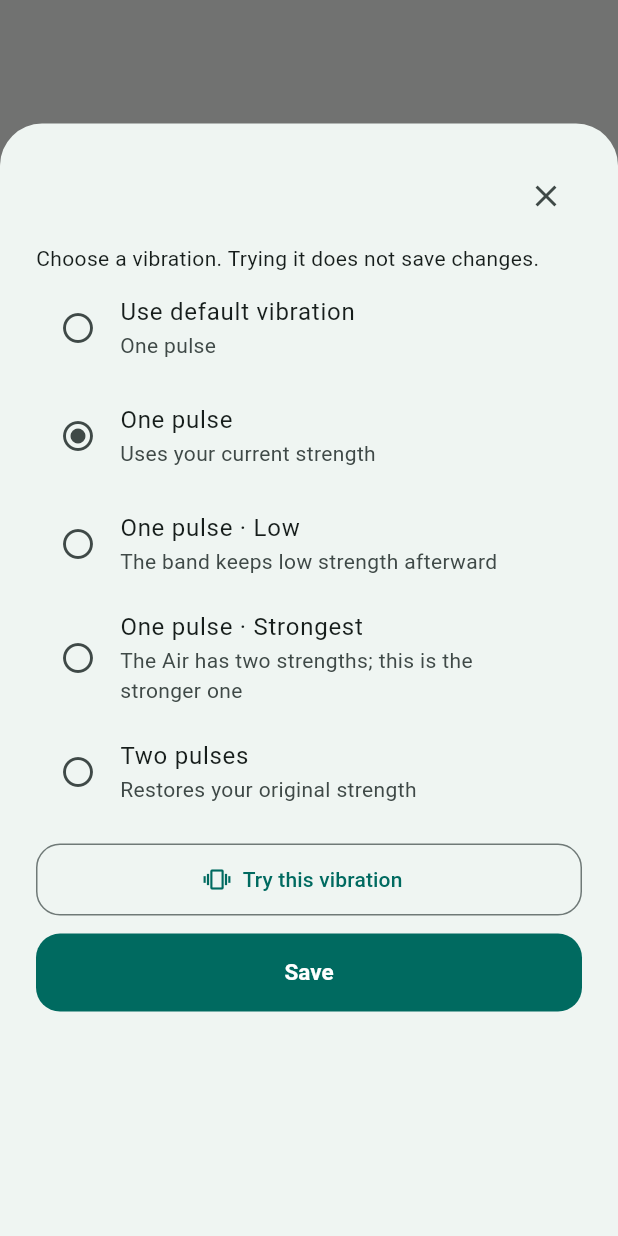
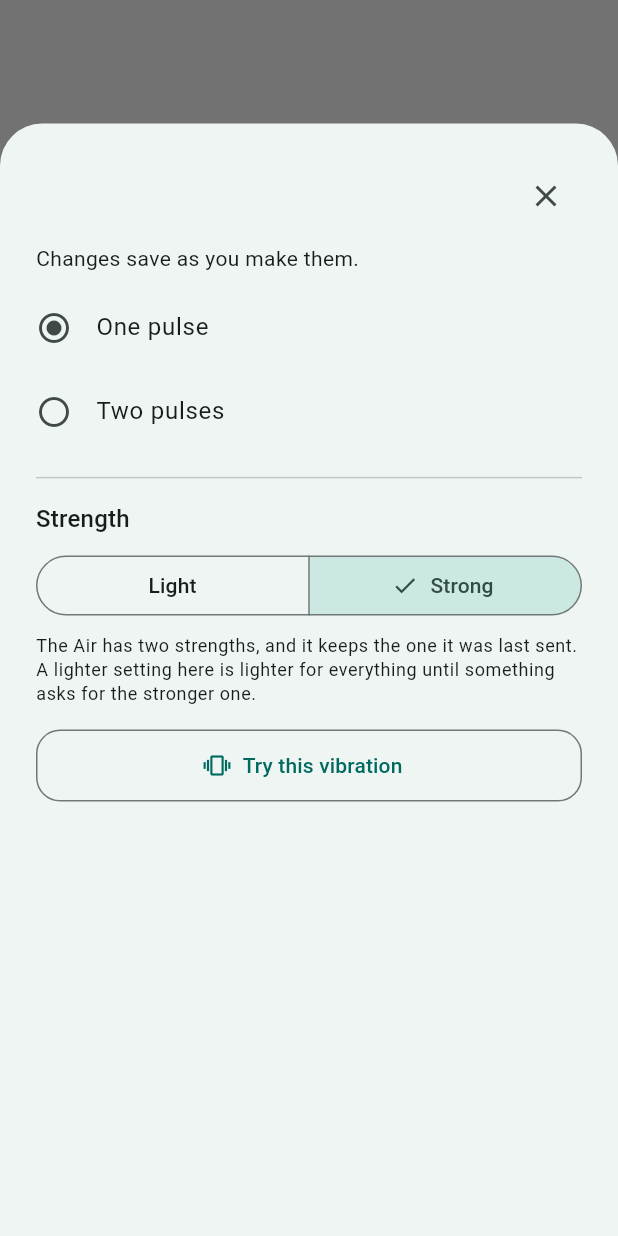
Before and after one commit to prashkr24/cuff, a Flutter app: what editVibration() shows on an empty page, opened directly with empty values, on a phone screen of 412 x 824 dp. Run offline on Flutter 3.47's test engine with Material 3 defaults, Android fonts, the phone set to English and light mode, and no system bars; our stand-ins replace clock.

Commit message:
Choose a pattern and a strength, not one from a list of both
A vibration was a single flat list that multiplied the two things it
actually is: "one pulse", "one pulse low", "one pulse high", "two
pulses"... Every pattern can use either of the Air's two strengths, so
the list grew as their product while hiding the choice that matters.

A vibration is now a pattern and a strength, stored as `pattern:strength`
and chosen separately: the patterns as a short list, the strength under
them, applying to whichever pattern is selected. Settings written with
the old ids still read back.

The separate "use the default" row is gone too. A rule with nothing
chosen opens on what it would have inherited, and the first tap makes it
its own; nothing saves to a button any more, because there is no longer
a state worth confirming.

Two pulses now means two pulses at the strength asked for. It used to be
upstream's strength flip, whose two pulses are whatever the two
strengths happen to be, so it could not honour a choice at all: the ring
operation takes a pulse count, and a fixed pattern is a short bounded
ring sharing one session.

Co-Authored-By: Claude Opus 5 <noreply@anthropic.com>

```diff
--- a/app/lib/demo/conversation_picker.dart
+++ b/app/lib/demo/conversation_picker.dart
@@ -75,7 +75,6 @@ Future<void> _editVibration(
   title: chat.label,
   initial: chat.preset,
   allowMute: true,
-  inheritLabel: 'App vibration',
   inheritedPreset:
       state.settings.apps[chat.packageName]?.preset ??
       state.settings.defaultPreset,
--- a/app/lib/demo/relay_settings.dart
+++ b/app/lib/demo/relay_settings.dart
@@ -1,41 +1,97 @@
 import 'package:fitbit_air/fitbit_air.dart';
 
-enum VibrationPreset {
-  single('single', 'One pulse', 'Uses your current strength'),
-  low('low', 'One pulse · Low', 'The band keeps low strength afterward'),
-  high(
-    'high',
-    'One pulse · Strongest',
-    'The Air has two strengths; this is the stronger one',
-  ),
-  doublePulse('double', 'Two pulses', 'Restores your original strength'),
-  ring(
-    'ring',
-    'Ring until answered',
-    'Repeating strong pulses while the call rings',
-    callsOnly: true,
-  ),
-  mute('mute', 'Silent', 'No vibration for this chat');
+/// What a vibration does, independent of how hard it does it.
+enum VibrationPattern {
+  one('one', 'One pulse', 1),
+  two('two', 'Two pulses', 2),
+  ring('ring', 'Ring until answered', null, callsOnly: true),
+  silent('silent', 'Silent', 0);
 
-  const VibrationPreset(
+  const VibrationPattern(
     this.id,
     this.label,
-    this.description, {
+    this.pulses, {
     this.callsOnly = false,
   });
   final String id;
   final String label;
-  final String description;
+
+  /// How many pulses it plays; null repeats until the phone stops ringing.
+  final int? pulses;
 
   /// A repeat has nothing to stop it unless a call is still ringing.
   final bool callsOnly;
-  HapticIntensity? get intensity => switch (this) {
-    low => HapticIntensity.low,
-    high => HapticIntensity.high,
-    _ => null,
-  };
-  static VibrationPreset parse(Object? value) =>
-      values.firstWhere((item) => item.id == value, orElse: () => single);
+
+  static VibrationPattern parse(String id) =>
+      values.firstWhere((item) => item.id == id, orElse: () => one);
+}
+
+/// The Air has exactly two strengths, and every pattern can use either.
+enum VibrationStrength {
+  low(2, 'Light'),
+  full(3, 'Strong');
+
+  const VibrationStrength(this.wire, this.label);
+  final int wire;
+  final String label;
+
+  static VibrationStrength parse(int? wire) =>
+      wire == low.wire ? low : full;
+}
+
+/// A pattern and the strength it plays at, stored as `pattern:strength`.
+class VibrationPreset {
+  const VibrationPreset(this.pattern, [this.strength = VibrationStrength.full]);
+
+  final VibrationPattern pattern;
+  final VibrationStrength strength;
+
+  static const silent = VibrationPreset(VibrationPattern.silent);
+
+  bool get isSilent => pattern == VibrationPattern.silent;
+  bool get callsOnly => pattern.callsOnly;
+
+  String get id =>
+      isSilent ? VibrationPattern.silent.id : '${pattern.id}:${strength.wire}';
+
+  /// What to show on a row: the strength only matters when something plays.
+  String get label => isSilent ? pattern.label : '${pattern.label} · ${strength.label}';
+
+  HapticIntensity? get intensity =>
+      isSilent ? null : HapticIntensity.fromWireValue(strength.wire);
+
+  /// Accepts ids written before pattern and strength were chosen separately.
+  static VibrationPreset parse(Object? value) {
+    final id = value is String ? value : '';
+    const legacy = {
+      'single': VibrationPreset(VibrationPattern.one),
+      'low': VibrationPreset(VibrationPattern.one, VibrationStrength.low),
+      'high': VibrationPreset(VibrationPattern.one),
+      'double': VibrationPreset(VibrationPattern.two),
+      'ring': VibrationPreset(VibrationPattern.ring),
+      'mute': silent,
+    };
+    final known = legacy[id];
+    if (known != null) return known;
+    final parts = id.split(':');
+    final pattern = VibrationPattern.parse(parts.first);
+    if (pattern == VibrationPattern.silent) return silent;
+    return VibrationPreset(
+      pattern,
+      VibrationStrength.parse(
+        parts.length > 1 ? int.tryParse(parts[1]) : null,
+      ),
+    );
+  }
+
+  @override
+  bool operator ==(Object other) =>
+      other is VibrationPreset &&
+      other.pattern == pattern &&
+      (isSilent || other.strength == strength);
+
+  @override
+  int get hashCode => Object.hash(pattern, isSilent ? 0 : strength);
 }
 
 class AppNotificationRule {
@@ -80,8 +136,8 @@ class SavedChat {
 
 class RelaySettings {
   const RelaySettings({
-    this.defaultPreset = VibrationPreset.single,
-    this.defaultCallPreset = VibrationPreset.ring,
+    this.defaultPreset = const VibrationPreset(VibrationPattern.one),
+    this.defaultCallPreset = const VibrationPreset(VibrationPattern.ring),
     this.ringGapMillis = 700,
     this.ringMaxSeconds = 45,
     this.apps = const {},
@@ -129,7 +185,7 @@ class RelaySettings {
     return RelaySettings(
       defaultPreset: VibrationPreset.parse(map['defaultPreset']),
       defaultCallPreset: map['defaultCallPreset'] == null
-          ? VibrationPreset.ring
+          ? const VibrationPreset(VibrationPattern.ring)
           : VibrationPreset.parse(map['defaultCallPreset']),
       ringGapMillis: map['ringGapMillis'] as int? ?? 700,
       ringMaxSeconds: map['ringMaxSeconds'] as int? ?? 45,
--- a/app/lib/demo/vibration_editor.dart
+++ b/app/lib/demo/vibration_editor.dart
@@ -2,17 +2,23 @@ import 'package:flutter/material.dart';
 import 'demo_controller.dart';
 import 'relay_settings.dart';
 
+/// Picks what an alert feels like: a pattern, and the strength it plays at.
+///
+/// The two are chosen separately because every pattern can use either
+/// strength; offering each combination as its own row made a short list long
+/// and hid the choice that actually matters. Each tap saves, so there is no
+/// Save button to forget.
 Future<void> editVibration(
   BuildContext context,
   DemoController controller, {
   required String title,
   required VibrationPreset? initial,
   required Future<void> Function(VibrationPreset?) onSave,
-  bool allowDefault = true,
   bool allowMute = false,
   bool allowRing = false,
+
+  /// What this rule falls back to while nothing has been chosen for it.
   VibrationPreset? inheritedPreset,
-  String inheritLabel = 'Use default vibration',
 }) => showModalBottomSheet<void>(
   context: context,
   isScrollControlled: true,
@@ -22,11 +28,9 @@ Future<void> editVibration(
     title: title,
     initial: initial,
     onSave: onSave,
-    allowDefault: allowDefault,
     allowMute: allowMute,
     allowRing: allowRing,
     inheritedPreset: inheritedPreset,
-    inheritLabel: inheritLabel,
   ),
 );
 
@@ -36,28 +40,29 @@ class _VibrationEditor extends StatefulWidget {
     required this.title,
     required this.initial,
     required this.onSave,
-    required this.allowDefault,
     required this.allowMute,
     required this.allowRing,
     required this.inheritedPreset,
-    required this.inheritLabel,
   });
   final DemoController controller;
   final String title;
   final VibrationPreset? initial;
   final Future<void> Function(VibrationPreset?) onSave;
-  final bool allowDefault, allowMute, allowRing;
+  final bool allowMute, allowRing;
   final VibrationPreset? inheritedPreset;
-  final String inheritLabel;
   @override
   State<_VibrationEditor> createState() => _VibrationEditorState();
 }
 
 class _VibrationEditorState extends State<_VibrationEditor> {
-  late VibrationPreset? selected = widget.initial;
+  late VibrationPreset selected =
+      widget.initial ??
+      widget.inheritedPreset ??
+      widget.controller.settings.defaultPreset;
   bool working = false;
   String? error;
   String? feedback;
+
   @override
   void initState() {
     super.initState();
@@ -74,25 +79,47 @@ class _VibrationEditorState extends State<_VibrationEditor> {
     super.dispose();
   }
 
-  Future<void> run(Future<void> Function() action, {bool save = false}) async {
+  Iterable<VibrationPattern> get _patterns => VibrationPattern.values.where(
+    (pattern) =>
+        (widget.allowRing || !pattern.callsOnly) &&
+        (widget.allowMute || pattern != VibrationPattern.silent),
+  );
+
+  /// Keeps the chosen strength while moving between patterns, so picking a
+  /// pattern never quietly changes how hard it vibrates.
+  Future<void> _choose(VibrationPreset next) async {
+    setState(() {
+      selected = next;
+      error = null;
+      feedback = null;
+      working = true;
+    });
+    try {
+      await widget.onSave(next);
+      if (mounted) setState(() => feedback = 'Saved');
+    } catch (_) {
+      if (mounted) {
+        setState(() => error = 'Could not save that. Try again.');
+      }
+    } finally {
+      if (mounted) setState(() => working = false);
+    }
+  }
+
+  Future<void> _preview() async {
     setState(() {
       working = true;
       error = null;
       feedback = null;
     });
     try {
-      await action();
-      if (!mounted) return;
-      if (save) {
-        Navigator.pop(context);
-        return;
-      }
-      setState(() => feedback = 'Command verified. Did you feel it?');
+      await widget.controller.previewPreset(selected);
+      if (mounted) setState(() => feedback = 'Sent. Did you feel it?');
     } catch (_) {
       if (mounted) {
         setState(
           () => error =
-              'Could not complete this action. Check your Air and relay status, then try again.',
+              'Could not send that. Check your Air and relay status, then try again.',
         );
       }
     } finally {
@@ -100,11 +127,19 @@ class _VibrationEditorState extends State<_VibrationEditor> {
     }
   }
 
+  bool get _canPreview =>
+      !working &&
+      !selected.isSilent &&
+      !selected.callsOnly &&
+      !widget.controller.busy &&
+      !widget.controller.previewing &&
+      !widget.controller.changingRelay &&
+      !(widget.controller.relayRunning &&
+          widget.controller.settings.silenceReason != null);
+
   @override
   Widget build(BuildContext context) {
-    final inherited =
-        widget.inheritedPreset ?? widget.controller.settings.defaultPreset;
-    final effective = selected ?? inherited;
+    final theme = Theme.of(context);
     return FractionallySizedBox(
       heightFactor: .9,
       child: ListView(
@@ -113,69 +148,77 @@ class _VibrationEditorState extends State<_VibrationEditor> {
           Row(
             children: [
               Expanded(
-                child: Text(
-                  widget.title,
-                  style: Theme.of(context).textTheme.headlineSmall,
-                ),
+                child: Text(widget.title, style: theme.textTheme.headlineSmall),
               ),
               IconButton(
                 tooltip: 'Close',
-                onPressed: working ? null : () => Navigator.pop(context),
+                onPressed: () => Navigator.pop(context),
                 icon: const Icon(Icons.close),
               ),
             ],
           ),
           const SizedBox(height: 8),
-          const Text('Choose a vibration. Trying it does not save changes.'),
-          if (widget.allowDefault)
+          const Text('Changes save as you make them.'),
+          const SizedBox(height: 8),
+          for (final pattern in _patterns)
             ListTile(
-              key: const ValueKey('preset-default'),
-              title: Text(widget.inheritLabel),
-              subtitle: Text(inherited.label),
+              key: ValueKey('pattern-${pattern.id}'),
+              contentPadding: EdgeInsets.zero,
+              title: Text(pattern.label),
               leading: Icon(
-                selected == null
+                selected.pattern == pattern
                     ? Icons.radio_button_checked
                     : Icons.radio_button_off,
               ),
-              onTap: working ? null : () => setState(() => selected = null),
-            ),
-          for (final preset in VibrationPreset.values.where(
-            (p) =>
-                (widget.allowMute || p != VibrationPreset.mute) &&
-                (widget.allowRing || !p.callsOnly),
-          ))
-            ListTile(
-              key: ValueKey('preset-${preset.id}'),
-              title: Text(preset.label),
-              subtitle: Text(preset.description),
-              leading: Icon(
-                selected == preset
-                    ? Icons.radio_button_checked
-                    : Icons.radio_button_off,
-              ),
-              onTap: working ? null : () => setState(() => selected = preset),
-            ),
-          if (effective.intensity != null)
-            const Padding(
-              padding: EdgeInsets.all(12),
-              child: Text(
-                'Low and high change the band’s vibration strength. It keeps that strength afterward, including for other apps.',
+              onTap: working
+                  ? null
+                  : () => _choose(
+                      pattern == VibrationPattern.silent
+                          ? VibrationPreset.silent
+                          : VibrationPreset(pattern, selected.strength),
                     ),
             ),
-          const SizedBox(height: 12),
+          // Strength is a property of whatever pattern is selected, so it sits
+          // under the list rather than multiplying it.
+          if (!selected.isSilent) ...[
+            const Divider(height: 32),
+            Text('Strength', style: theme.textTheme.titleMedium),
+            const SizedBox(height: 8),
+            SegmentedButton<VibrationStrength>(
+              segments: [
+                for (final strength in VibrationStrength.values)
+                  ButtonSegment(
+                    value: strength,
+                    label: Text(strength.label),
+                  ),
+              ],
+              selected: {selected.strength},
+              onSelectionChanged: working
+                  ? null
+                  : (choice) =>
+                        _choose(VibrationPreset(selected.pattern, choice.first)),
+            ),
+            const SizedBox(height: 8),
+            Text(
+              'The Air has two strengths, and it keeps the one it was last '
+              'sent. A lighter setting here is lighter for everything until '
+              'something asks for the stronger one.',
+              style: theme.textTheme.bodySmall,
+            ),
+          ],
+          const SizedBox(height: 16),
+          if (selected.callsOnly)
+            const Padding(
+              padding: EdgeInsets.only(bottom: 12),
+              child: Text(
+                'A repeat only runs while a call is actually ringing, so there '
+                'is nothing to try here. It stops as soon as the phone does.',
+              ),
+            )
+          else
             OutlinedButton.icon(
               key: const ValueKey('preview-rule'),
-            onPressed:
-                working ||
-                    widget.controller.busy ||
-                    widget.controller.previewing ||
-                    widget.controller.changingRelay ||
-                    (widget.controller.relayRunning &&
-                        widget.controller.settings.silenceReason != null) ||
-                    effective == VibrationPreset.mute ||
-                    effective.callsOnly
-                ? null
-                : () => run(() => widget.controller.previewPreset(effective)),
+              onPressed: _canPreview ? _preview : null,
               icon: working
                   ? const SizedBox.square(
                       dimension: 18,
@@ -184,17 +227,13 @@ class _VibrationEditorState extends State<_VibrationEditor> {
                   : const Icon(Icons.vibration),
               label: Text(working ? 'Working…' : 'Try this vibration'),
             ),
-          if (effective.callsOnly)
-            const Padding(
-              padding: EdgeInsets.all(12),
-              child: Text(
-                'A repeat only runs while a call is actually ringing, so there is nothing to try here. Each pulse opens its own connection to the Air, so expect one buzz every few seconds rather than a continuous ring.',
-              ),
-            ),
           if (widget.controller.relayRunning &&
               widget.controller.settings.silenceReason != null)
-            const Text(
+            const Padding(
+              padding: EdgeInsets.only(top: 8),
+              child: Text(
                 'Resume notifications or leave quiet hours before trying a vibration.',
+              ),
             ),
           if (feedback != null)
             Semantics(liveRegion: true, child: Text(feedback!)),
@@ -203,24 +242,7 @@ class _VibrationEditorState extends State<_VibrationEditor> {
               liveRegion: true,
               child: Text(
                 error!,
-                style: TextStyle(color: Theme.of(context).colorScheme.error),
-              ),
-            ),
-          const SizedBox(height: 12),
-          FilledButton(
-            key: const ValueKey('save-rule'),
-            onPressed: working
-                ? null
-                : () => run(() => widget.onSave(selected), save: true),
-            child: const Text('Save'),
-          ),
-          if (widget.allowMute)
-            const Padding(
-              padding: EdgeInsets.only(top: 12),
-              child: Text(
-                'Silent stops this from vibrating at all, and is set '
-                'separately for notifications and for calls: silencing one '
-                'leaves the other alone.',
+                style: TextStyle(color: theme.colorScheme.error),
               ),
             ),
           SizedBox(height: MediaQuery.viewInsetsOf(context).bottom + 16),
--- a/lib/fitbit_air.dart
+++ b/lib/fitbit_air.dart
@@ -236,17 +236,23 @@ class FitbitAir {
   /// pulse merges buzzes together; below 250 ms is rejected outright. While a
   /// ring runs it holds the tracker channel, which delays Google Health.
   ///
+  /// With [pulses], stops after that many instead of running until told to.
+  /// A short fixed count is how a two-pulse pattern plays at a chosen
+  /// strength: both pulses share one session, so they land close together.
+  ///
   /// Returns how many pulses were posted and whether the original strength was
   /// verified restored. A posted pulse is not a promise one was felt.
   static Future<AirRingResult> ring({
     HapticIntensity? intensity,
     Duration gap = const Duration(milliseconds: 700),
     Duration maximum = const Duration(seconds: 45),
+    int? pulses,
   }) async => AirRingResult.fromMap(
     await _invokeMap('ring', {
       if (intensity != null) 'intensity': intensity.wireValue,
       'gapMillis': gap.inMilliseconds,
       'maxMillis': maximum.inMilliseconds,
+      if (pulses != null) 'pulses': pulses,
     }),
   );
 
```
Also changed, not shown: app/lib/demo/demo_controller.dart (+14 -6 lines), app/lib/demo/rules_panel.dart (+4 -8 lines), app/lib/main.dart (+23 -0 lines), 7 other files. Lines whose indentation alone changed are shown as unchanged.
